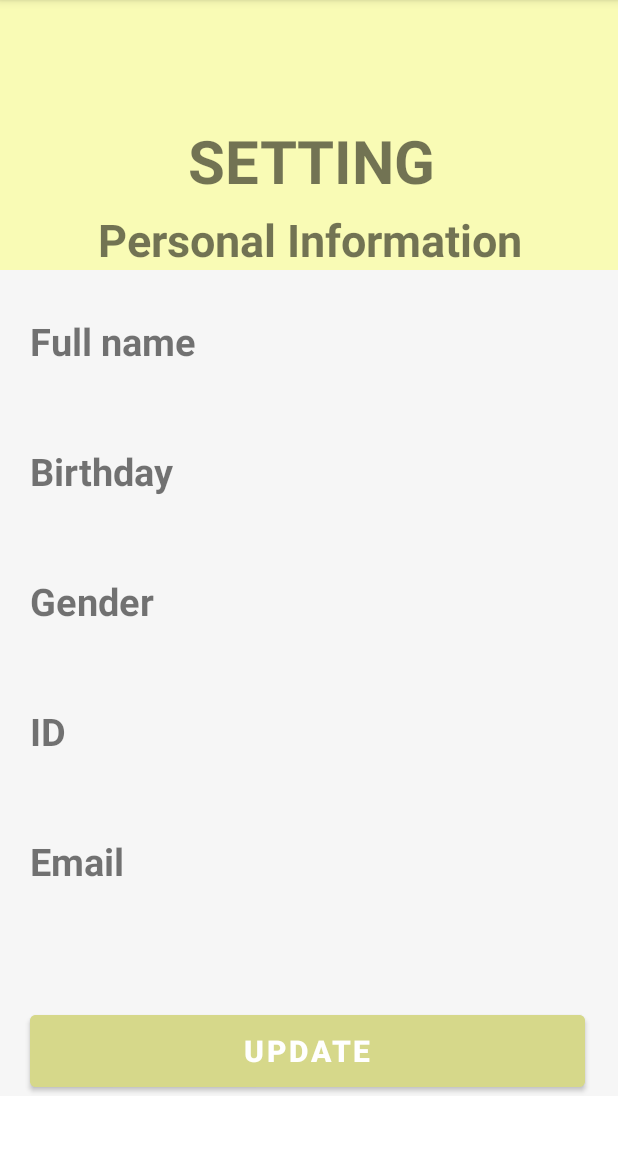
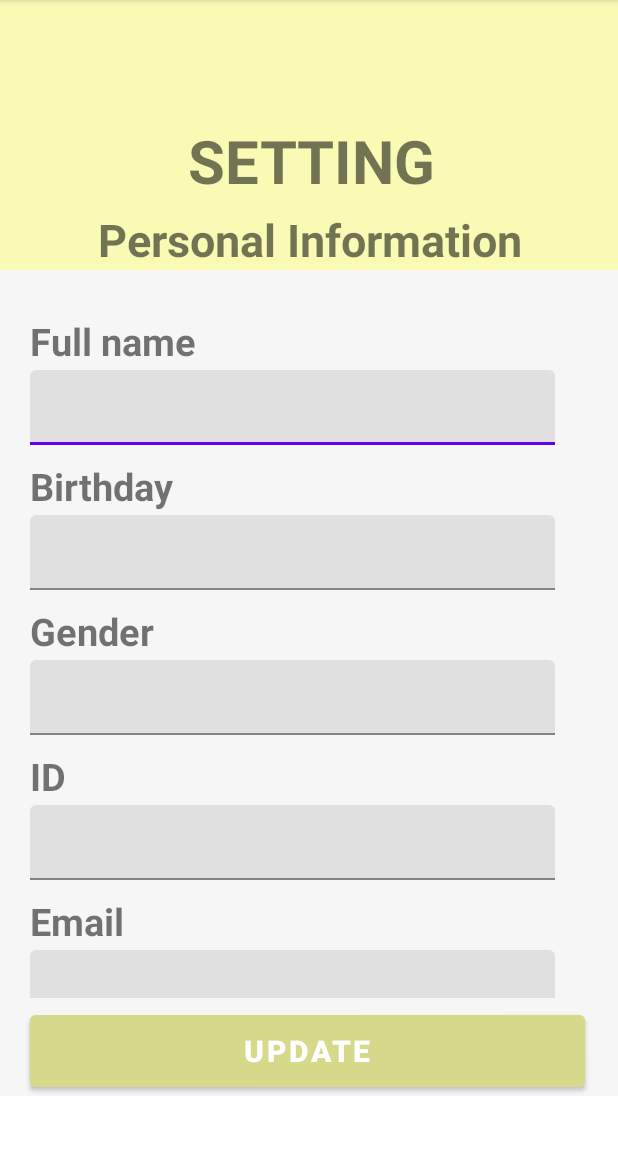
Before and after one commit to Schwartz1901/UWC_2.0, an Android app: the Setting screen opened directly, with no data from a screen before it, on a phone screen of 412 x 824 dp, the part 84-1236 px from its top. Run offline under Robolectric (Android 15) with nearby library versions, the light colour scheme and no system bars; our stand-ins replace Firebase (no records; nobody signed in at launch, a user with empty details on screens opened directly).

Commit message:
setting config

```diff
--- a/app/build.gradle
+++ b/app/build.gradle
@@ -38,6 +38,7 @@ dependencies {
     implementation 'com.google.firebase:firebase-firestore:24.4.1'
     implementation 'com.google.firebase:firebase-database:20.1.0'
     implementation 'com.google.android.gms:play-services-maps:18.1.0'
+    implementation 'com.google.android.material:material:1.0.0'
     testImplementation 'junit:junit:4.+'
     androidTestImplementation 'androidx.test.ext:junit:1.1.4'
     androidTestImplementation 'androidx.test.espresso:espresso-core:3.5.0'
--- a/app/src/main/AndroidManifest.xml
+++ b/app/src/main/AndroidManifest.xml
@@ -32,8 +32,7 @@
         -->
         <meta-data
             android:name="com.google.android.geo.API_KEY"
-            android:value="@string/googleAPI"
-            />
+            android:value="@string/googleAPI" />
 
         <activity
             android:name=".Chatting"
--- a/app/src/main/java/com/example/uwc_20/Setting.java
+++ b/app/src/main/java/com/example/uwc_20/Setting.java
@@ -1,25 +1,153 @@
 package com.example.uwc_20;
 
-import androidx.appcompat.app.AppCompatActivity;
-
 import android.content.Intent;
+import android.content.SharedPreferences;
 import android.os.Bundle;
 import android.view.View;
 import android.widget.Button;
+import android.widget.Toast;
+
+import androidx.annotation.NonNull;
+import androidx.appcompat.app.AppCompatActivity;
+
+import com.google.android.material.textfield.TextInputLayout;
+import com.google.firebase.auth.FirebaseAuth;
+import com.google.firebase.auth.FirebaseUser;
+import com.google.firebase.database.DataSnapshot;
+import com.google.firebase.database.DatabaseError;
+import com.google.firebase.database.DatabaseReference;
+import com.google.firebase.database.FirebaseDatabase;
+import com.google.firebase.database.ValueEventListener;
 
 public class Setting extends AppCompatActivity {
+
+    TextInputLayout fullname,dob,gender,id,email;
+
+    String NAME, DOB, GENDER, ID, EMAIL;
+
+    DatabaseReference reference;
+    DatabaseReference user;
 
     @Override
     protected void onCreate(Bundle savedInstanceState) {
         super.onCreate(savedInstanceState);
         setContentView(R.layout.setting);
 
-        Button update_bt = findViewById(R.id.btn_update);
-        update_bt.setOnClickListener(new View.OnClickListener() {
+        SharedPreferences prefs= getSharedPreferences("USER_ID", MODE_PRIVATE);
+        String userId = prefs.getString("userId", "");
+
+        reference = FirebaseDatabase.getInstance("https://uwc-ver2-app-default-rtdb.asia-southeast1.firebasedatabase.app").getReference("user");
+
+        fullname = findViewById(R.id.fullname);
+        dob = findViewById(R.id.dob);
+        gender = findViewById(R.id.gender);
+        email = findViewById(R.id.email);
+        id = findViewById(R.id.id);
+
+        showAlluserdata();
+
+        reference.addListenerForSingleValueEvent(new ValueEventListener() {
             @Override
-            public void onClick(View view) {
-                startActivity(new Intent(Setting.this, Home.class));
+            public void onDataChange(@NonNull DataSnapshot snapshot) {
+                if (snapshot.exists()) {
+                    for (DataSnapshot postSnapshot: snapshot.getChildren()) {
+                        // TODO: handle the post
+                        UserHelper userProfile = postSnapshot.getValue(UserHelper.class);
+
+                        if(userProfile != null){
+                            if (userProfile.id.equals(userId)) {
+                                user = postSnapshot.getRef();
+                                break;
+                            }
+                        }
+                    }
+                }
+            }
+
+            @Override
+            public void onCancelled(@NonNull DatabaseError error) {
+                Toast.makeText(Setting.this,"Something wrong happened!", Toast.LENGTH_LONG).show();
             }
         });
     }
+
+    private void showAlluserdata(){
+
+        Intent intent = getIntent();
+        NAME = intent.getStringExtra("fullname");
+        DOB = intent.getStringExtra("doB");
+        EMAIL = intent.getStringExtra("email");
+        ID = intent.getStringExtra("id");
+        GENDER = intent.getStringExtra("gender");
+
+//        fullname.getEditText().setText(NAME);
+//        dob.getEditText().setText(DOB);
+//        studentid.getEditText().setText(STUDENTID);
+//        email.getEditText().setText(EMAIL);
+//        phonenumber.getEditText().setText(PHONENO);
+//        id.getEditText().setText(ID);
+//        password.getEditText().setText(PASSWORD);
+    }
+
+    public void update(View view){
+        if(isNameChanged() || isDobchanged() || isGenderChanged() || isEmailChanged() || isIDChanged()){
+            Toast.makeText(this,"Data has been updated", Toast.LENGTH_LONG).show();
+        }
+        else Toast.makeText(this,"Data is same and can not be updated", Toast.LENGTH_LONG).show();
+    }
+
+    private boolean isIDChanged() {
+        if(!ID.equals(id.getEditText().getText().toString())){
+            user.child("id").setValue(id.getEditText().getText().toString());
+            ID = id.getEditText().getText().toString();
+            return true;
+        }
+        else{
+            return false;
+        }
+    }
+
+    private boolean isEmailChanged() {
+        if(!EMAIL.equals(email.getEditText().getText().toString())){
+            user.child("email").setValue(email.getEditText().getText().toString());
+            EMAIL = email.getEditText().getText().toString();
+            return true;
+        }
+        else{
+            return false;
+        }
+    }
+
+    private boolean isGenderChanged() {
+        if(!GENDER.equals(gender.getEditText().getText().toString())){
+            user.child("gender").setValue(gender.getEditText().getText().toString());
+            GENDER = gender.getEditText().getText().toString();
+            return true;
+        }
+        else{
+            return false;
+        }
+    }
+
+    private boolean isDobchanged() {
+        if(!DOB.equals(dob.getEditText().getText().toString())){
+            user.child("Dob").setValue(dob.getEditText().getText().toString());
+            DOB = dob.getEditText().getText().toString();
+            return true;
+        }
+        else{
+            return false;
+        }
+    }
+
+    private boolean isNameChanged() {
+        if(!NAME.equals(fullname.getEditText().getText().toString())){
+            user.child("name").setValue(fullname.getEditText().getText().toString());
+            NAME = fullname.getEditText().getText().toString();
+            return true;
+        }
+        else{
+            return false;
+        }
+    }
 }
--- a/app/src/main/res/layout/setting.xml
+++ b/app/src/main/res/layout/setting.xml
@@ -64,13 +64,21 @@
                 android:textSize="25dp"
                 android:textStyle="bold" />
 
-            <TextView
+            <com.google.android.material.textfield.TextInputLayout
                 android:id="@+id/fullname"
-                android:layout_width="wrap_content"
-                android:layout_height="40dp"
+                android:layout_width="350dp"
+                android:layout_height="50dp"
                 android:layout_marginLeft="20dp"
                 android:layout_marginTop="2dp"
-                android:textSize="22dp"></TextView>
+                android:textSize="15dp"
+                app:hintEnabled="false">
+
+                <com.google.android.material.textfield.TextInputEditText
+                    android:layout_width="match_parent"
+                    android:layout_height="match_parent" />
+
+
+            </com.google.android.material.textfield.TextInputLayout>
 
             <TextView
                 android:id="@+id/Title_dob"
@@ -82,13 +90,20 @@
                 android:textSize="25dp"
                 android:textStyle="bold"></TextView>
 
-            <TextView
+            <com.google.android.material.textfield.TextInputLayout
                 android:id="@+id/dob"
-                android:layout_width="wrap_content"
-                android:layout_height="40dp"
+                android:layout_width="350dp"
+                android:layout_height="50dp"
                 android:layout_marginLeft="20dp"
                 android:layout_marginTop="2dp"
-                android:textSize="22dp"></TextView>
+                android:textSize="15dp">
+                <com.google.android.material.textfield.TextInputEditText
+                    android:layout_width="match_parent"
+                    android:layout_height="wrap_content"
+
+                    />
+
+            </com.google.android.material.textfield.TextInputLayout>
 
             <TextView
                 android:id="@+id/Title_gender"
@@ -100,13 +115,18 @@
                 android:textSize="25dp"
                 android:textStyle="bold"></TextView>
 
-            <TextView
+            <com.google.android.material.textfield.TextInputLayout
                 android:id="@+id/gender"
-                android:layout_width="wrap_content"
-                android:layout_height="40dp"
+                android:layout_width="350dp"
+                android:layout_height="50dp"
                 android:layout_marginLeft="20dp"
                 android:layout_marginTop="2dp"
-                android:textSize="22dp"></TextView>
+                android:textSize="15dp">
+                <com.google.android.material.textfield.TextInputEditText
+                    android:layout_width="match_parent"
+                    android:layout_height="wrap_content" />
+
+            </com.google.android.material.textfield.TextInputLayout>
 
             <TextView
                 android:id="@+id/Title_id"
@@ -118,13 +138,18 @@
                 android:textSize="25dp"
                 android:textStyle="bold"></TextView>
 
-            <TextView
+            <com.google.android.material.textfield.TextInputLayout
                 android:id="@+id/id"
-                android:layout_width="wrap_content"
-                android:layout_height="40dp"
+                android:layout_width="350dp"
+                android:layout_height="50dp"
                 android:layout_marginLeft="20dp"
                 android:layout_marginTop="2dp"
-                android:textSize="22dp"></TextView>
+                android:textSize="15dp">
+                <com.google.android.material.textfield.TextInputEditText
+                    android:layout_width="match_parent"
+                    android:layout_height="wrap_content"
+                    />
+            </com.google.android.material.textfield.TextInputLayout>
 
             <TextView
                 android:id="@+id/Title_email"
@@ -136,13 +161,18 @@
                 android:textSize="25dp"
                 android:textStyle="bold"></TextView>
 
-            <TextView
+            <com.google.android.material.textfield.TextInputLayout
                 android:id="@+id/email"
-                android:layout_width="wrap_content"
-                android:layout_height="40dp"
+                android:layout_width="350dp"
+                android:layout_height="50dp"
                 android:layout_marginLeft="20dp"
                 android:layout_marginTop="2dp"
-                android:textSize="22dp"></TextView>
+                android:textSize="15dp">
+                <com.google.android.material.textfield.TextInputEditText
+                    android:layout_width="match_parent"
+                    android:layout_height="wrap_content"
+                    />
+            </com.google.android.material.textfield.TextInputLayout>
         </LinearLayout>
 
         <Button
```
